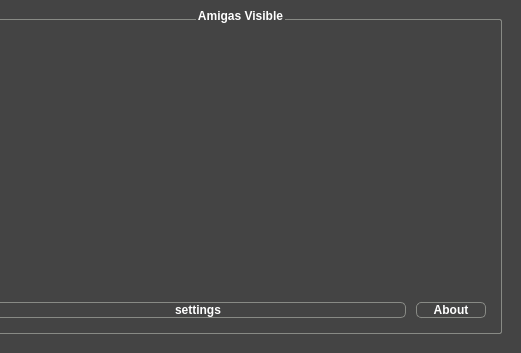
This is ApolloExplorerPC/scanningwindow.ui in WDrijver/ApolloExplorer as Qt 5 draws it before an edit; both pictures show x 243 to 764 and y 0 to 353 of the 764 by 353 pixel window. The edited form follows.
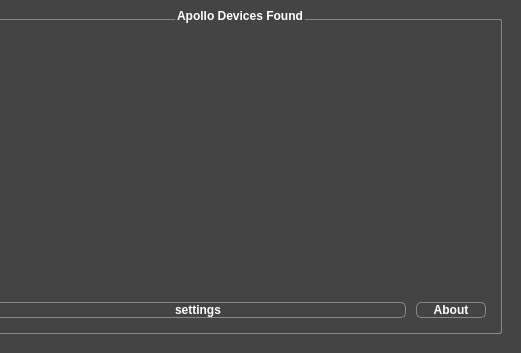
This is the edited form. Icons and pictures are not drawn.

```diff
--- a/ApolloExplorerPC/scanningwindow.ui
+++ b/ApolloExplorerPC/scanningwindow.ui
@@ -226,7 +226,7 @@
        <string notr="true"/>
       </property>
       <property name="title">
-       <string>Amigas Visible</string>
+       <string>Apollo Devices Found</string>
       </property>
       <layout class="QVBoxLayout" name="verticalLayout_2">
        <property name="spacing">
```
